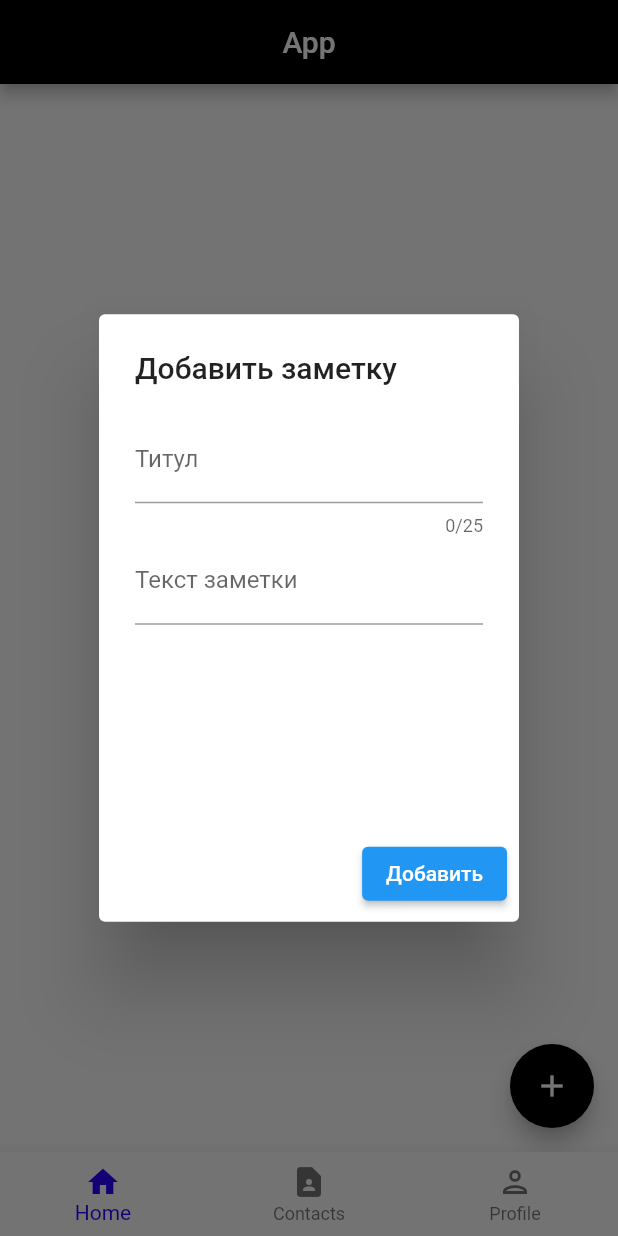
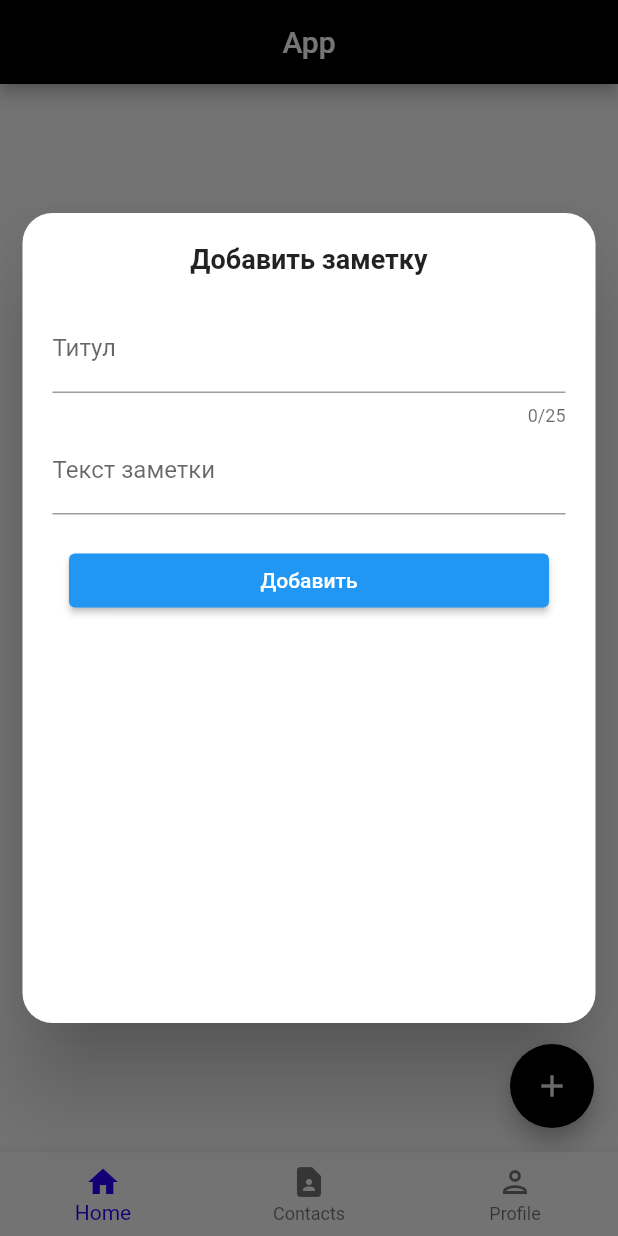
Before and after one commit to tw9ntyseven/flutter_my_own, a Flutter app: the screen it shows after launch, after a tap on the "add" icon, on a phone screen of 412 x 824 dp. Run offline on Flutter 3.47's test engine with Material 2 defaults, Android fonts, the phone set to English and light mode, and no system bars; missing offline and left inert: mongo_dart.

Commit message:
add Scroll view on home and add notes

```diff
--- a/lib/Screens/home.dart
+++ b/lib/Screens/home.dart
@@ -35,14 +35,16 @@ class _HomeState extends State<Home> {
               if (snapshot.hasData) {
                 var totalData = snapshot.data.length;
                 print("Total Data" + totalData.toString());
-                return GridView.builder(
+                return Container(
+                  child: GridView.builder(
                       gridDelegate: SliverGridDelegateWithFixedCrossAxisCount(
-                        crossAxisCount: 2),
+                          crossAxisCount: 2, childAspectRatio: (1 / 1.1)),
                       itemCount: snapshot.data.length,
                       itemBuilder: (context, index) {
                         return homeCard(
                             MongoDbModelHome.fromJson(snapshot.data[index]));
-                    });
+                      }),
+                );
               } else {
                 return Text("No contacts found");
               }
@@ -55,13 +57,21 @@ class _HomeState extends State<Home> {
           showDialog(
               context: context,
               builder: (BuildContext context) {
-                return AlertDialog(
+                return Dialog(
+                  shape: RoundedRectangleBorder(
+                      borderRadius: BorderRadius.circular(20.0)),
                   insetPadding: EdgeInsets.all(15.0),
-                  title: Text('Добавить заметку'),
-                  content: SizedBox(
-                    height: 250,
+                  child: Padding(
+                    padding: const EdgeInsets.all(20.0),
+                    child: SizedBox(
+                      height: 500, // rewrite
+                      child: SingleChildScrollView(
                         child: Column(
                           children: [
+                            Text("Добавить заметку",
+                                style: TextStyle(
+                                    fontSize: 18, fontWeight: FontWeight.w700)),
+                            Padding(padding: EdgeInsets.only(bottom: 20)),
                             TextField(
                               maxLength: 25,
                               controller: title,
@@ -73,18 +83,25 @@ class _HomeState extends State<Home> {
                               decoration:
                                   InputDecoration(labelText: "Текст заметки"),
                             ),
-                      ],
-                    ),
-                  ),
-                  actions: [
-                    ElevatedButton(
+                            Padding(padding: EdgeInsets.only(bottom: 20)),
+                            Align(
+                              alignment: FractionalOffset.bottomCenter,
+                              child: SizedBox(
+                                width: 320.0,
+                                child: ElevatedButton(
                                   onPressed: () {
                                     _insertData(title.text, subtitle.text);
                                     setState(() {});
                                   },
                                   child: Text("Добавить"),
                                 ),
+                              ),
+                            )
                           ],
+                        ),
+                      ),
+                    ),
+                  ),
                 );
               });
           setState(() {});
@@ -96,9 +113,7 @@ class _HomeState extends State<Home> {
   }
 
   Widget homeCard(MongoDbModelHome data) {
-    return SizedBox(
-      height: double.infinity,
-      child: InkWell(
+    return InkWell(
       onTap: () {
         Navigator.push(
             context,
@@ -110,21 +125,21 @@ class _HomeState extends State<Home> {
       },
       child: Card(
         semanticContainer: true,
-          // clipBehavior: Clip.antiAliasWithSaveLayer,
-          elevation: 20,
         shape: RoundedRectangleBorder(
           borderRadius: BorderRadius.circular(20.0),
         ),
         child: Center(
           child: Padding(
             padding: const EdgeInsets.all(10.0),
+            child: SingleChildScrollView(
               child: Column(
-                mainAxisAlignment: MainAxisAlignment.center,
+                mainAxisAlignment: MainAxisAlignment.spaceBetween,
                 crossAxisAlignment: CrossAxisAlignment.center,
                 children: [
+                  Padding(padding: EdgeInsets.only(top: 10.0)),
                   Text(
                     "${data.title}",
-                    style: TextStyle(fontSize: 18),
+                    style: TextStyle(fontSize: 18, fontWeight: FontWeight.w700),
                   ),
                   Padding(padding: EdgeInsets.only(top: 15.0)),
                   Text("${data.subtitle}"),
--- a/lib/main.dart
+++ b/lib/main.dart
@@ -3,6 +3,7 @@ import 'package:flutter_my_own/Screens/app.dart';
 import 'package:flutter_my_own/Screens/card-view.dart';
 import 'package:flutter_my_own/dbHelper/mongodb.dart';
 import 'package:flutter_my_own/dbHelper/mongodbhome.dart';
+import 'package:mongo_dart/mongo_dart.dart';
 
 void main() async {
   WidgetsFlutterBinding.ensureInitialized();
@@ -17,10 +18,11 @@ void main() async {
     initialRoute: '/',
     routes: {
       '/': (context) => App(),
-      '/card-view': (context) => CardView(
-            cardTitle: '',
-            cardSubtitle: '',
-          ),
+      // '/card-view': (context) => CardView(
+      //       cardTitle: '',
+      //       cardSubtitle: '',
+      //       deleteCard: '',
+      //     ),
       // '/todo': (context) => Home(),
     },
   ));
```
Also changed, not shown: lib/Screens/card-view.dart (+15 -9 lines). Lines whose indentation alone changed are shown as unchanged.
